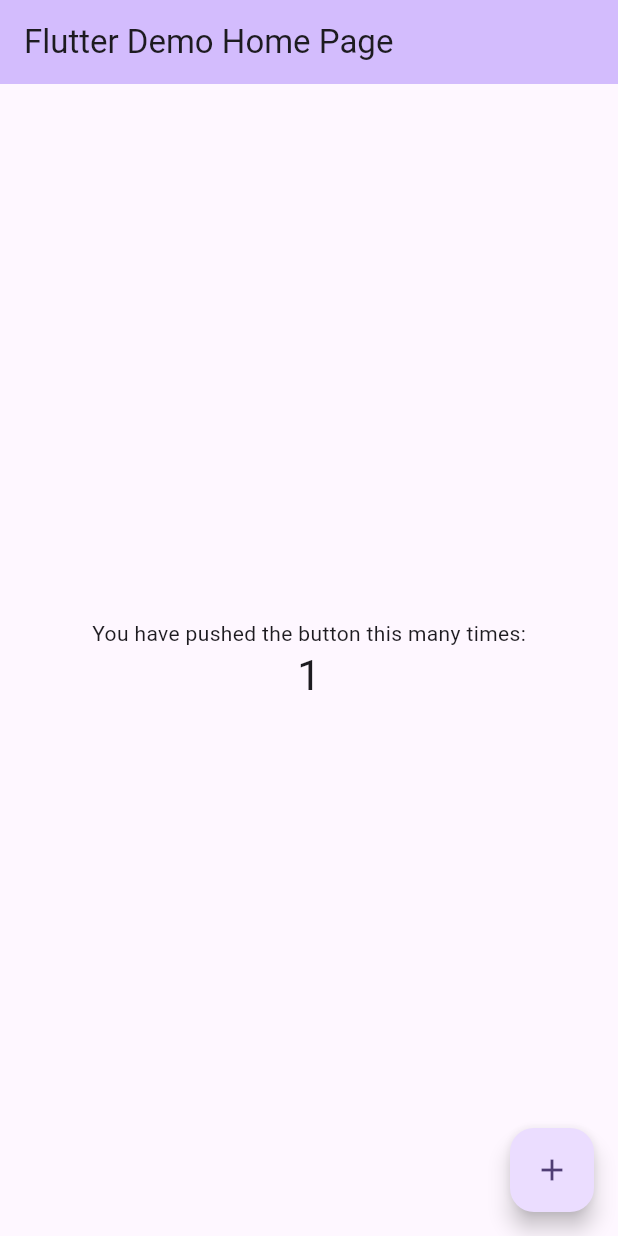
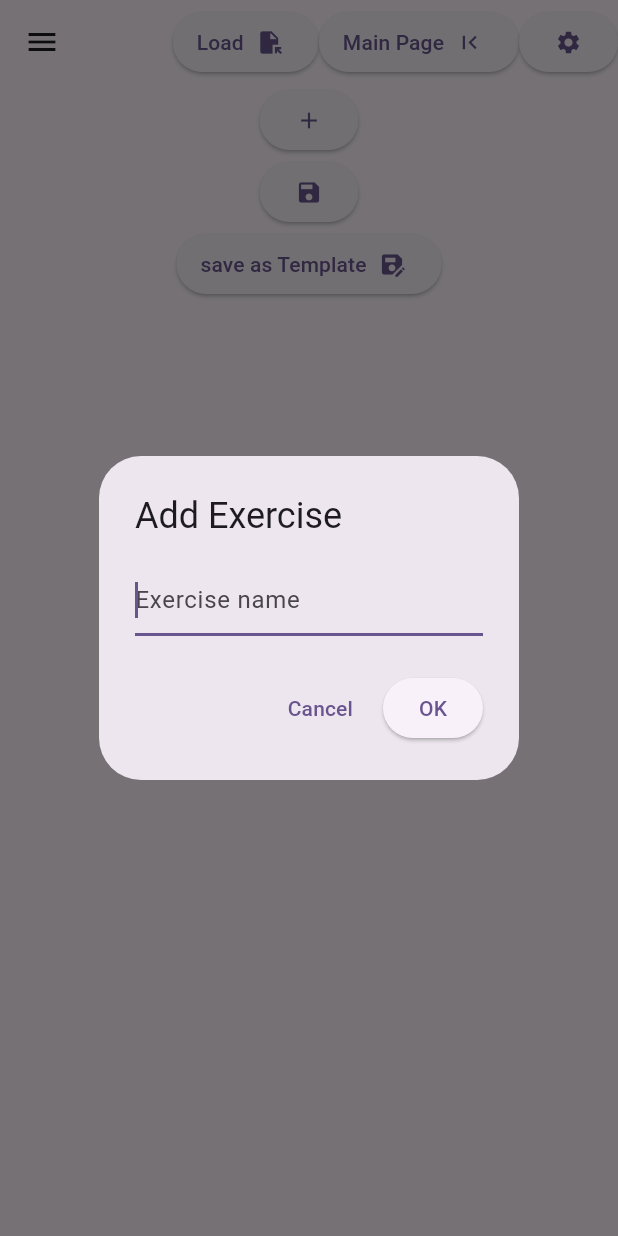
Before and after one commit to QJ72/sport_custom_app, a Flutter app: the screen it shows after launch, after a tap on the "add" icon, on a phone screen of 412 x 824 dp. Run offline on Flutter 3.47's test engine with Material 3 defaults, Android fonts, the light colour scheme and no system bars; our stand-ins replace file_picker.

Commit message:
serialization is done

```diff
--- /dev/null
+++ b/lib/Presenter/parameters_messager.dart
@@ -0,0 +1,13 @@
+enum WeightMetric { kg, lb }
+
+class ParametersMessager {
+  static WeightMetric currentMetricChoice = WeightMetric.kg;
+  static List<String> weightMetricChoice = ["kg", "lb"];
+  static String sourcesDirectory = "sources";
+  static String workoutDirectory = "$sourcesDirectory/workouts";
+  static String templateDirectory = "$sourcesDirectory/templates";
+
+  static String getWeightMetricChoice(){
+    return weightMetricChoice.elementAt(currentMetricChoice.index);
+  }
+}
--- /dev/null
+++ b/lib/View/workout.dart
@@ -0,0 +1,232 @@
+import 'dart:convert';
+import 'dart:io';
+
+import 'package:flutter/material.dart';
+import 'package:json_annotation/json_annotation.dart';
+import 'package:sport_custom_app/Presenter/parameters_messager.dart';
+import 'package:sport_custom_app/View/exercise.dart';
+
+part '../Presenter/workout.g.dart';
+
+@JsonSerializable()
+class Workout extends StatefulWidget {
+  late List<Exercise> exercises;
+
+  Workout({List<Exercise>? exercises}) {
+    if (exercises == null) {
+      this.exercises = [];
+    } else {
+      this.exercises = exercises;
+    }
+  }
+
+  factory Workout.fromJson(Map<String, dynamic> json) =>
+      _$WorkoutFromJson(json);
+
+  Map<String, dynamic> toJson() => _$WorkoutToJson(this);
+
+  @override
+  State<StatefulWidget> createState() => _WorkoutState();
+}
+
+class _WorkoutState extends State<Workout> {
+  late TextEditingController _exerciseNameInputController;
+  late TextEditingController _templateNameInputController;
+  @override
+  void initState() {
+    super.initState();
+    _exerciseNameInputController = TextEditingController();
+    _templateNameInputController = TextEditingController();
+  }
+
+  String _capitalizeWords(String input) {
+    return input
+        .split(' ')
+        .map((str) {
+          if (str.isEmpty) return str;
+          return str[0].toUpperCase() + str.substring(1).toLowerCase();
+        })
+        .join(' ');
+  }
+
+  Row createExercicesRow(int index) {
+    return Row(
+      children: [
+        Expanded(child: widget.exercises.elementAt(index)),
+        ElevatedButton.icon(
+          onPressed: () {
+            setState(() {
+              widget.exercises.removeAt(index);
+            });
+          },
+          label: Text(''),
+          icon: Icon(Icons.remove),
+          iconAlignment: IconAlignment.end,
+        ),
+      ],
+    );
+  }
+
+  List<Row> createListExercisesRow() {
+    List<Row> result = [];
+
+    for (int index = 0; index < widget.exercises.length; index++) {
+      result.add(createExercicesRow(index));
+    }
+
+    return result;
+  }
+
+  ElevatedButton createAddExerciseButton(BuildContext context) {
+    return ElevatedButton.icon(
+      label: Text(''),
+      icon: Icon(Icons.add),
+      iconAlignment: IconAlignment.end,
+      onPressed: () async {
+        await showDialog(
+          context: context,
+          builder: (context) {
+            return AlertDialog(
+              title: Text('Add Exercise'),
+              content: TextField(
+                controller: _exerciseNameInputController,
+                autofocus: true,
+                decoration: InputDecoration(hintText: 'Exercise name'),
+                textCapitalization: TextCapitalization.words,
+              ),
+              actions: [
+                TextButton(
+                  onPressed: () {
+                    Navigator.of(context).pop();
+                  },
+                  child: Text('Cancel'),
+                ),
+                ElevatedButton(
+                  onPressed: () {
+                    if (_exerciseNameInputController.text.trim().isNotEmpty) {
+                      setState(() {
+                        widget.exercises.add(
+                          Exercise(
+                            _capitalizeWords(
+                              _exerciseNameInputController.text.trim(),
+                            ),
+                          ),
+                        );
+                        _exerciseNameInputController.clear();
+                      });
+                    }
+                    Navigator.of(context).pop();
+                  },
+                  child: Text('OK'),
+                ),
+              ],
+            );
+          },
+        );
+      },
+    );
+  }
+
+  ElevatedButton createSaveWorkoutButton(BuildContext context) {
+    return ElevatedButton.icon(
+      label: Text(''),
+      icon: Icon(Icons.save),
+      iconAlignment: IconAlignment.end,
+      onPressed: () {
+        setState(() {
+          final now = DateTime.now();
+
+          final fileName = '${now.year}-${now.month}-${now.day}';
+
+          final File file = File(
+            '${ParametersMessager.workoutDirectory}/$fileName.json',
+          );
+
+          List<dynamic> workoutsList = [];
+
+          if (file.existsSync()) {
+            final String content = file.readAsStringSync();
+            if (content.trim().isNotEmpty) {
+              workoutsList = jsonDecode(content);
+            }
+          }
+
+          workoutsList.add(widget);
+          String json = jsonEncode(workoutsList);
+
+          file.writeAsStringSync(json, mode: FileMode.writeOnly);
+
+          widget.exercises.clear();
+          _exerciseNameInputController.clear();
+        });
+      },
+    );
+  }
+
+  ElevatedButton createSaveTemplateButton(BuildContext context) {
+    return ElevatedButton.icon(
+      label: Text('save as Template'),
+      icon: Icon(Icons.save_as),
+      iconAlignment: IconAlignment.end,
+      onPressed: () async {
+        await showDialog(
+          context: context,
+          builder: (context) {
+            return AlertDialog(
+              title: Text('Save Template'),
+              content: TextField(
+                controller: _templateNameInputController,
+                autofocus: true,
+                decoration: InputDecoration(hintText: 'Template name'),
+                textCapitalization: TextCapitalization.words,
+              ),
+              actions: [
+                TextButton(
+                  onPressed: () {
+                    Navigator.of(context).pop();
+                  },
+                  child: Text('Cancel'),
+                ),
+                ElevatedButton(
+                  onPressed: () {
+                    if (_templateNameInputController.text.trim().isNotEmpty) {
+                      setState(() {
+                        List<Workout> workoutsList = [widget];
+
+                        final File file = File(
+                          '${ParametersMessager.templateDirectory}/${ _capitalizeWords(_templateNameInputController.text)}.json',
+                        );
+                        String json = jsonEncode(workoutsList);
+
+                        file.writeAsStringSync(json, mode: FileMode.writeOnly);
+
+                        widget.exercises.clear();
+                        _templateNameInputController.clear();
+                      });
+                    }
+                    Navigator.of(context).pop();
+                  },
+                  child: Text('OK'),
+                ),
+              ],
+            );
+          },
+        );
+      },
+    );
+  }
+
+  @override
+  Widget build(BuildContext context) {
+    return SingleChildScrollView(
+      child: Column(
+        children: [
+          Column(children: createListExercisesRow()),
+          Center(child: createAddExerciseButton(context)),
+          Center(child: createSaveWorkoutButton(context)),
+          Center(child: createSaveTemplateButton(context)),
+        ],
+      ),
+    );
+  }
+}
--- a/lib/main.dart
+++ b/lib/main.dart
@@ -1,122 +1,104 @@
+import 'dart:convert';
+import 'dart:io';
+
 import 'package:flutter/material.dart';
+import 'package:file_picker/file_picker.dart';
+import 'package:sport_custom_app/View/parameters_page.dart';
+import 'package:sport_custom_app/View/workout.dart';
 
 void main() {
-  runApp(const MyApp());
+  runApp(MyApp());
 }
 
+class MyAppState extends ChangeNotifier {}
+
 class MyApp extends StatelessWidget {
-  const MyApp({super.key});
+  late MainWindow _mainWindow;
 
-  // This widget is the root of your application.
+  MyApp() {
+    _mainWindow = MainWindow();
+  }
+
   @override
   Widget build(BuildContext context) {
     return MaterialApp(
-      title: 'Flutter Demo',
+      title: 'Vikartographe',
       theme: ThemeData(
-        // This is the theme of your application.
-        //
-        // TRY THIS: Try running your application with "flutter run". You'll see
-        // the application has a purple toolbar. Then, without quitting the app,
-        // try changing the seedColor in the colorScheme below to Colors.green
-        // and then invoke "hot reload" (save your changes or press the "hot
-        // reload" button in a Flutter-supported IDE, or press "r" if you used
-        // the command line to start the app).
-        //
-        // Notice that the counter didn't reset back to zero; the application
-        // state is not lost during the reload. To reset the state, use hot
-        // restart instead.
-        //
-        // This works for code too, not just values: Most code changes can be
-        // tested with just a hot reload.
         colorScheme: ColorScheme.fromSeed(seedColor: Colors.deepPurple),
       ),
-      home: const MyHomePage(title: 'Flutter Demo Home Page'),
+      home: _mainWindow,
     );
   }
 }
 
-class MyHomePage extends StatefulWidget {
-  const MyHomePage({super.key, required this.title});
+class MainWindow extends StatefulWidget {
+  late Widget _body;
 
-  // This widget is the home page of your application. It is stateful, meaning
-  // that it has a State object (defined below) that contains fields that affect
-  // how it looks.
-
-  // This class is the configuration for the state. It holds the values (in this
-  // case the title) provided by the parent (in this case the App widget) and
-  // used by the build method of the State. Fields in a Widget subclass are
-  // always marked "final".
-
-  final String title;
-
+  MainWindow() {
+    _body = Workout();
+  }
   @override
-  State<MyHomePage> createState() => _MyHomePageState();
+  State<MainWindow> createState() => _MainWindowState();
 }
 
-class _MyHomePageState extends State<MyHomePage> {
-  int _counter = 0;
+class _MainWindowState extends State<MainWindow> {
+  ElevatedButton createLoadWorkoutButton(BuildContext context) {
+    return ElevatedButton.icon(
+      label: Text('Load'),
+      icon: Icon(Icons.file_open),
+      iconAlignment: IconAlignment.end,
+      onPressed: () async {
+        FilePickerResult? result = await FilePicker.platform.pickFiles(
+          type: FileType.custom,
+          allowedExtensions: ['json'],
+          allowMultiple: false,
+        );
 
-  void _incrementCounter() {
-    setState(() {
-      // This call to setState tells the Flutter framework that something has
-      // changed in this State, which causes it to rerun the build method below
-      // so that the display can reflect the updated values. If we changed
-      // _counter without calling setState(), then the build method would not be
-      // called again, and so nothing would appear to happen.
-      _counter++;
-    });
+        if (result != null && result.files.single.path != null) {
+        String filePath = result.files.single.path!;
+
+        final File file = File(filePath);
+        final String contents = await file.readAsString();
+        final List<dynamic> jsonData = jsonDecode(contents) as List<dynamic>;
+
+        setState(() {
+          widget._body = Workout.fromJson(jsonData.elementAt(0));
+        });
+        }
+      },
+    );
   }
 
   @override
   Widget build(BuildContext context) {
-    // This method is rerun every time setState is called, for instance as done
-    // by the _incrementCounter method above.
-    //
-    // The Flutter framework has been optimized to make rerunning build methods
-    // fast, so that you can just rebuild anything that needs updating rather
-    // than having to individually change instances of widgets.
     return Scaffold(
       appBar: AppBar(
-        // TRY THIS: Try changing the color here to a specific color (to
-        // Colors.amber, perhaps?) and trigger a hot reload to see the AppBar
-        // change color while the other colors stay the same.
-        backgroundColor: Theme.of(context).colorScheme.inversePrimary,
-        // Here we take the value from the MyHomePage object that was created by
-        // the App.build method, and use it to set our appbar title.
-        title: Text(widget.title),
+        actions: [
+          createLoadWorkoutButton(context),
+          ElevatedButton.icon(
+            onPressed: () {
+              setState(() {
+                widget._body = Workout();
+              });
+            },
+            label: Text('Main Page'),
+            icon: Icon(Icons.first_page),
+            iconAlignment: IconAlignment.end,
+          ),
+          ElevatedButton.icon(
+            onPressed: () {
+              setState(() {
+                widget._body = ParametersPage();
+              });
+            },
+            label: Text(''),
+            icon: Icon(Icons.settings),
+            iconAlignment: IconAlignment.end,
+          ),
+        ],
       ),
-      body: Center(
-        // Center is a layout widget. It takes a single child and positions it
-        // in the middle of the parent.
-        child: Column(
-          // Column is also a layout widget. It takes a list of children and
-          // arranges them vertically. By default, it sizes itself to fit its
-          // children horizontally, and tries to be as tall as its parent.
-          //
-          // Column has various properties to control how it sizes itself and
-          // how it positions its children. Here we use mainAxisAlignment to
-          // center the children vertically; the main axis here is the vertical
-          // axis because Columns are vertical (the cross axis would be
-          // horizontal).
-          //
-          // TRY THIS: Invoke "debug painting" (choose the "Toggle Debug Paint"
-          // action in the IDE, or press "p" in the console), to see the
-          // wireframe for each widget.
-          mainAxisAlignment: MainAxisAlignment.center,
-          children: <Widget>[
-            const Text('You have pushed the button this many times:'),
-            Text(
-              '$_counter',
-              style: Theme.of(context).textTheme.headlineMedium,
-            ),
-          ],
-        ),
-      ),
-      floatingActionButton: FloatingActionButton(
-        onPressed: _incrementCounter,
-        tooltip: 'Increment',
-        child: const Icon(Icons.add),
-      ), // This trailing comma makes auto-formatting nicer for build methods.
+      drawer: Drawer(),
+      body: widget._body,
     );
   }
 }
--- a/pubspec.yaml
+++ b/pubspec.yaml
@@ -34,6 +34,8 @@ dependencies:
   # The following adds the Cupertino Icons font to your application.
   # Use with the CupertinoIcons class for iOS style icons.
   cupertino_icons: ^1.0.8
+  json_annotation: ^4.9.0
+  file_picker: ^8.0.0+1
 
 dev_dependencies:
   flutter_test:
@@ -45,6 +47,8 @@ dev_dependencies:
   # package. See that file for information about deactivating specific lint
   # rules and activating additional ones.
   flutter_lints: ^5.0.0
+  build_runner: ^2.5.4
+  json_serializable: ^6.9.5
 
 # For information on the generic Dart part of this file, see the
 # following page: https://dart.dev/tools/pub/pubspec
--- /dev/null
+++ b/sources/templates/Workout C.json
@@ -0,0 +1 @@
+[{"exercises":[{"name":"Deadlift","series":[{"weight":4,"repetitions":8},{"weight":6,"repetitions":5},{"weight":null,"repetitions":null}]},{"name":"Coucou","series":[{"weight":null,"repetitions":5}]},{"name":"Jump","series":[{"weight":7,"repetitions":null}]}]}]
--- /dev/null
+++ b/sources/workouts/2025-8-20.json
@@ -0,0 +1 @@
+[{"exercises":[]},{"exercises":[{"name":"Squat","series":[{"weight":4,"repetitions":8},{"weight":null,"repetitions":null}]},{"name":"Bench Press","series":[{"weight":1,"repetitions":5}]}]}]
```
Also changed, not shown: analysis_options.yaml (+9 -24 lines), lib/View/exercise.dart (added, +113 -0 lines), lib/View/parameters_page.dart (added, +43 -0 lines), lib/View/serie.dart (added, +84 -0 lines), lib/Presenter/exercise.g.dart (added), lib/Presenter/serie.g.dart (added), lib/Presenter/workout.g.dart (added), pubspec.lock, 2 other files.
